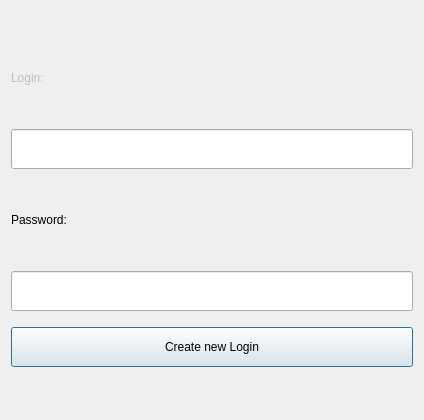
First picture: the form in main/UI/new_user.ui, repository Demonim/Simargl-Study-Project, before the edit.
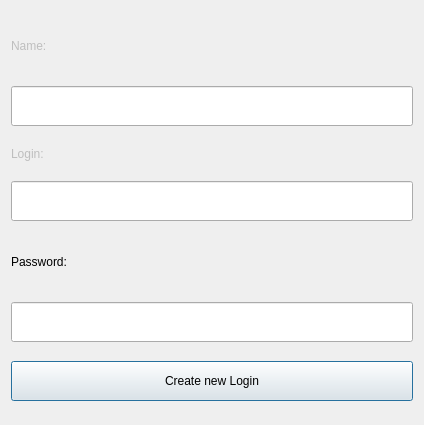
Second picture: the form after the edit.

Diff of the .ui file:
```diff
--- a/main/UI/new_user.ui
+++ b/main/UI/new_user.ui
@@ -7,13 +7,19 @@
     <x>0</x>
     <y>0</y>
     <width>424</width>
-    <height>420</height>
+    <height>425</height>
    </rect>
   </property>
+  <property name="minimumSize">
+   <size>
+    <width>0</width>
+    <height>425</height>
+   </size>
+  </property>
   <property name="maximumSize">
    <size>
     <width>16777215</width>
-    <height>500</height>
+    <height>467</height>
    </size>
   </property>
   <property name="windowTitle">
@@ -21,10 +27,93 @@
   </property>
   <layout class="QVBoxLayout" name="verticalLayout">
    <item>
-    <layout class="QVBoxLayout" name="verticalLayout_2">
-     <property name="topMargin">
-      <number>0</number>
+    <spacer name="horizontalSpacer_6">
+     <property name="orientation">
+      <enum>Qt::Orientation::Vertical</enum>
      </property>
+     <property name="sizeType">
+      <enum>QSizePolicy::Policy::Fixed</enum>
+     </property>
+     <property name="sizeHint" stdset="0">
+      <size>
+       <width>20</width>
+       <height>13</height>
+      </size>
+     </property>
+    </spacer>
+   </item>
+   <item>
+    <widget class="QLabel" name="Name">
+     <property name="enabled">
+      <bool>false</bool>
+     </property>
+     <property name="sizePolicy">
+      <sizepolicy hsizetype="Expanding" vsizetype="Expanding">
+       <horstretch>0</horstretch>
+       <verstretch>0</verstretch>
+      </sizepolicy>
+     </property>
+     <property name="minimumSize">
+      <size>
+       <width>120</width>
+       <height>40</height>
+      </size>
+     </property>
+     <property name="maximumSize">
+      <size>
+       <width>205</width>
+       <height>70</height>
+      </size>
+     </property>
+     <property name="styleSheet">
+      <string notr="true"/>
+     </property>
+     <property name="text">
+      <string>Name:</string>
+     </property>
+    </widget>
+   </item>
+   <item>
+    <spacer name="horizontalSpacer_5">
+     <property name="orientation">
+      <enum>Qt::Orientation::Vertical</enum>
+     </property>
+     <property name="sizeType">
+      <enum>QSizePolicy::Policy::Fixed</enum>
+     </property>
+     <property name="sizeHint" stdset="0">
+      <size>
+       <width>20</width>
+       <height>13</height>
+      </size>
+     </property>
+    </spacer>
+   </item>
+   <item>
+    <widget class="QLineEdit" name="NameLine">
+     <property name="sizePolicy">
+      <sizepolicy hsizetype="Expanding" vsizetype="Expanding">
+       <horstretch>0</horstretch>
+       <verstretch>0</verstretch>
+      </sizepolicy>
+     </property>
+     <property name="minimumSize">
+      <size>
+       <width>400</width>
+       <height>35</height>
+      </size>
+     </property>
+     <property name="maximumSize">
+      <size>
+       <width>680</width>
+       <height>40</height>
+      </size>
+     </property>
+     <property name="styleSheet">
+      <string notr="true"/>
+     </property>
+    </widget>
+   </item>
      <item>
       <widget class="QLabel" name="Login">
        <property name="enabled">
@@ -56,19 +145,6 @@
        </property>
       </widget>
      </item>
-     <item>
-      <spacer name="horizontalSpacer_5">
-       <property name="sizeType">
-        <enum>QSizePolicy::Fixed</enum>
-       </property>
-       <property name="sizeHint" stdset="0">
-        <size>
-         <width>20</width>
-         <height>10</height>
-        </size>
-       </property>
-      </spacer>
-     </item>
      <item>
       <widget class="QLineEdit" name="LoginLine">
        <property name="sizePolicy">
@@ -96,13 +172,16 @@
      </item>
      <item>
       <spacer name="verticalSpacer_3">
+     <property name="orientation">
+      <enum>Qt::Orientation::Vertical</enum>
+     </property>
        <property name="sizeType">
         <enum>QSizePolicy::Fixed</enum>
        </property>
        <property name="sizeHint" stdset="0">
         <size>
          <width>20</width>
-         <height>10</height>
+       <height>13</height>
         </size>
        </property>
       </spacer>
@@ -137,13 +216,16 @@
      </item>
      <item>
       <spacer name="verticalSpacer_4">
+     <property name="orientation">
+      <enum>Qt::Orientation::Vertical</enum>
+     </property>
        <property name="sizeType">
         <enum>QSizePolicy::Fixed</enum>
        </property>
        <property name="sizeHint" stdset="0">
         <size>
          <width>20</width>
-         <height>10</height>
+       <height>13</height>
         </size>
        </property>
       </spacer>
@@ -178,13 +260,16 @@
      </item>
      <item>
       <spacer name="verticalSpacer_5">
+     <property name="orientation">
+      <enum>Qt::Orientation::Vertical</enum>
+     </property>
        <property name="sizeType">
         <enum>QSizePolicy::Fixed</enum>
        </property>
        <property name="sizeHint" stdset="0">
         <size>
          <width>20</width>
-         <height>10</height>
+       <height>13</height>
         </size>
        </property>
       </spacer>
@@ -216,18 +301,19 @@
      </item>
      <item>
       <spacer name="verticalSpacer_7">
+     <property name="orientation">
+      <enum>Qt::Orientation::Vertical</enum>
+     </property>
        <property name="sizeType">
         <enum>QSizePolicy::Fixed</enum>
        </property>
        <property name="sizeHint" stdset="0">
         <size>
          <width>20</width>
-         <height>10</height>
+       <height>13</height>
         </size>
        </property>
       </spacer>
-     </item>
-    </layout>
    </item>
   </layout>
  </widget>
```
Left out of the diff: 10 changed lines with no effect on the pictures. Lines whose indentation alone changed are shown as unchanged.
